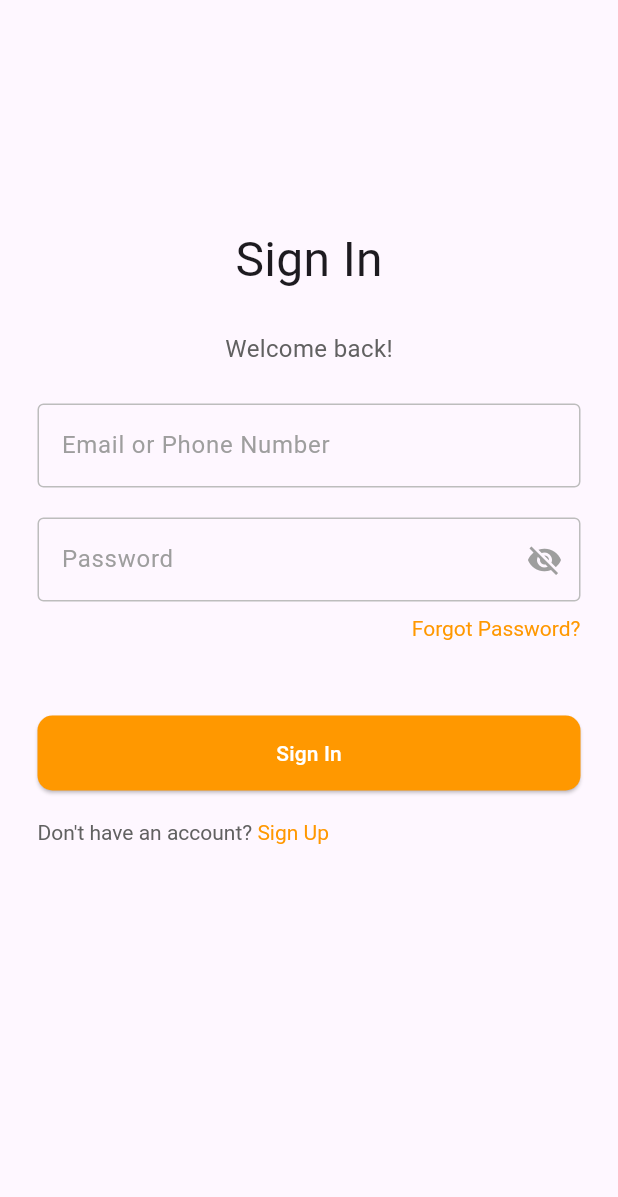
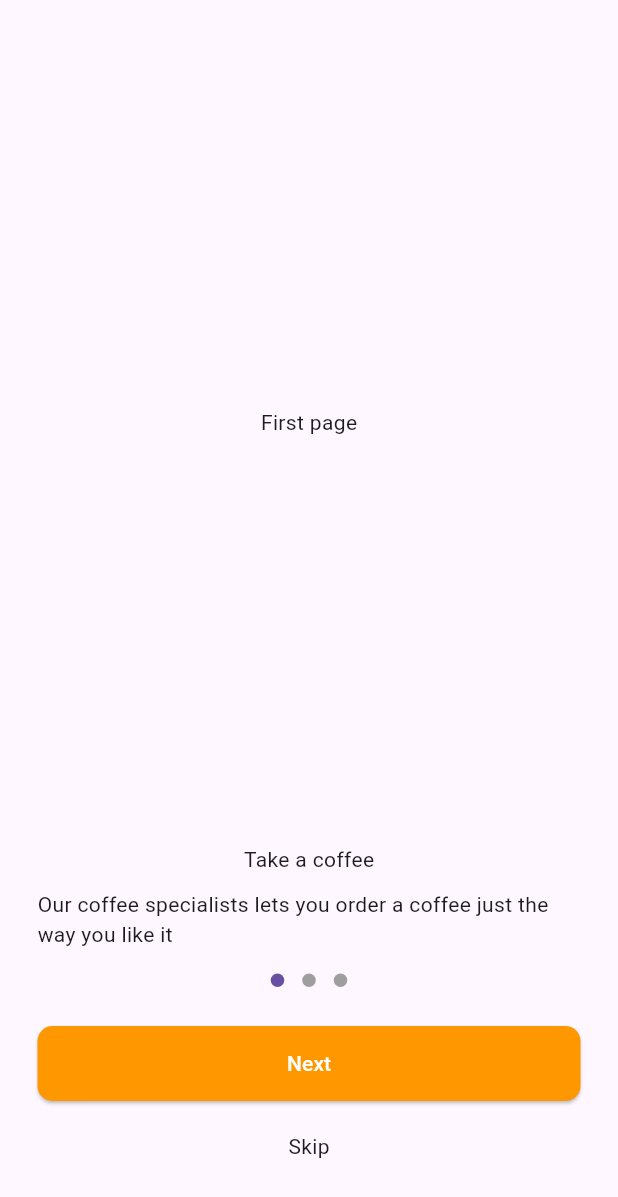
Before and after one commit to dhkvatar/teams_flutter, a Flutter app: the screen it shows after launch, on a phone screen of 412 x 824 dp. Shown: the top 1197 px of the screen. Run offline on Flutter 3.47's test engine with Material 3 defaults, Android fonts, the phone set to English and light mode, and no system bars; drawn by our look-alikes of dots_indicator; our stand-ins replace get_it, go_router, injectable.

Commit message:
PageView and Stack UI on onboarding page

```diff
--- a/lib/bootstrap.dart
+++ b/lib/bootstrap.dart
@@ -1,10 +1,14 @@
 import 'dart:async';
 
 import 'package:flutter/material.dart';
+import 'package:flutter/services.dart';
 import 'package:teams/app/di/di.dart';
 import 'package:teams/core/flavors/flavors.dart';
 
 Future<void> bootstrap(FutureOr<Widget> Function() builder) async {
+  WidgetsFlutterBinding.ensureInitialized();
+  await SystemChrome.setPreferredOrientations([DeviceOrientation.portraitUp]);
+
   configureDependencies(Flavor.appFlavor!.name);
   runApp(await builder());
 }
--- a/lib/presentation/flows/login_flow.dart
+++ b/lib/presentation/flows/login_flow.dart
@@ -3,6 +3,7 @@ import 'package:go_router/go_router.dart';
 import 'package:injectable/injectable.dart';
 import 'package:teams/core/navigation/routing_flow.dart';
 import 'package:teams/presentation/pages/login_page.dart';
+import 'package:teams/presentation/pages/onboarding_page.dart';
 
 @lazySingleton
 class LoginFlow extends RoutingFlow {
@@ -13,7 +14,8 @@ class LoginFlow extends RoutingFlow {
       path: startingRoutePath,
       name: startingRoutePath,
       builder: (context, state) {
-        return LoginPage();
+        // return LoginPage();
+        return OnboardingPage();
       },
     );
   }
--- a/lib/presentation/pages/login_page.dart
+++ b/lib/presentation/pages/login_page.dart
@@ -14,7 +14,6 @@ class LoginPage extends StatelessWidget {
   Widget build(BuildContext context) {
     return Scaffold(
       body: SafeArea(
-        child: SingleChildScrollView(
         child: Center(
           child: Column(
             crossAxisAlignment: CrossAxisAlignment.center,
@@ -103,7 +102,6 @@ class LoginPage extends StatelessWidget {
           ),
         ),
       ),
-      ),
     );
   }
 }
--- /dev/null
+++ b/lib/presentation/pages/onboarding_page.dart
@@ -0,0 +1,76 @@
+import 'package:dots_indicator/dots_indicator.dart';
+import 'package:flutter/material.dart';
+import 'package:teams/presentation/ui/components/submit_button.dart';
+
+class OnboardingPage extends StatefulWidget {
+  const OnboardingPage({super.key});
+
+  @override
+  State<OnboardingPage> createState() => _OnboardingPageState();
+}
+
+class _OnboardingPageState extends State<OnboardingPage> {
+  final PageController _pageController = PageController();
+
+  @override
+  Widget build(BuildContext context) {
+    return Scaffold(
+      body: Column(
+        children: [
+          Expanded(
+            child: PageView(
+              controller: _pageController,
+              children: const [
+                Center(
+                  child: Text('First page'),
+                ),
+                Center(
+                  child: Text('Second page'),
+                ),
+                Center(
+                  child: Text('Third page'),
+                ),
+              ],
+            ),
+          ),
+          Stack(
+            children: [
+              Align(
+                alignment: Alignment.bottomCenter,
+                child: Column(
+                  children: [
+                    const Padding(
+                      padding: EdgeInsets.symmetric(horizontal: 25.0),
+                      child: Text('Take a coffee'),
+                    ),
+                    const SizedBox(height: 10),
+                    const Padding(
+                      padding: EdgeInsets.symmetric(horizontal: 25.0),
+                      child: Text(
+                          'Our coffee specialists lets you order a coffee just the way you like it'),
+                    ),
+                    const SizedBox(
+                      height: 10,
+                    ),
+                    DotsIndicator(dotsCount: 3),
+                    const SizedBox(height: 20),
+                    const SubmitButton(buttonText: 'Next'),
+                    const SizedBox(height: 20),
+                    const Text('Skip'),
+                    const SizedBox(height: 50),
+                  ],
+                ),
+              ),
+            ],
+          ),
+        ],
+      ),
+    );
+  }
+
+  @override
+  void dispose() {
+    _pageController.dispose();
+    super.dispose();
+  }
+}
--- a/pubspec.yaml
+++ b/pubspec.yaml
@@ -12,6 +12,7 @@ dependencies:
   go_router: ^13.2.0
   get_it: ^7.6.7
   injectable: ^2.3.2
+  dots_indicator: ^3.0.0
 
 dev_dependencies:
   flutter_test:
```
Also changed, not shown: pubspec.lock. Lines whose indentation alone changed are shown as unchanged.
